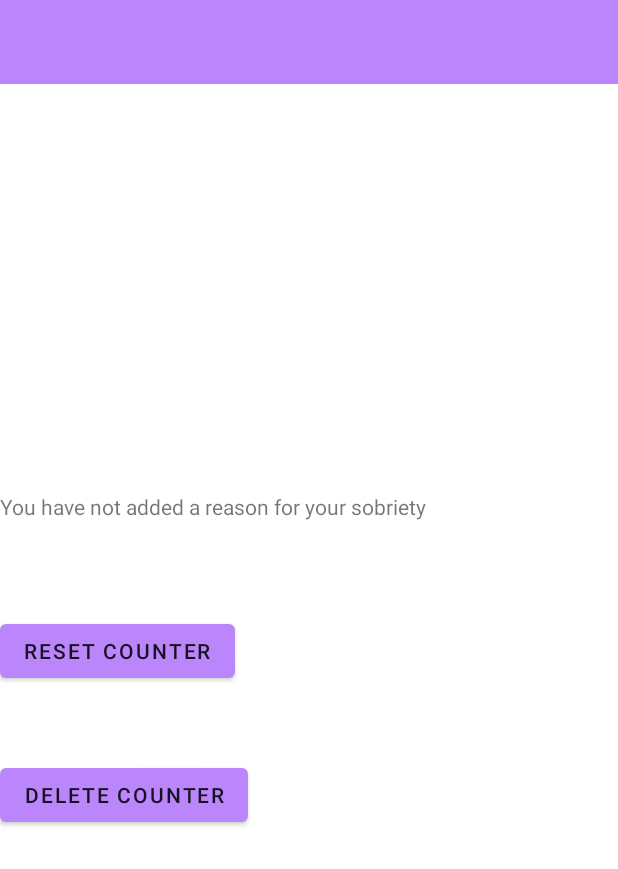
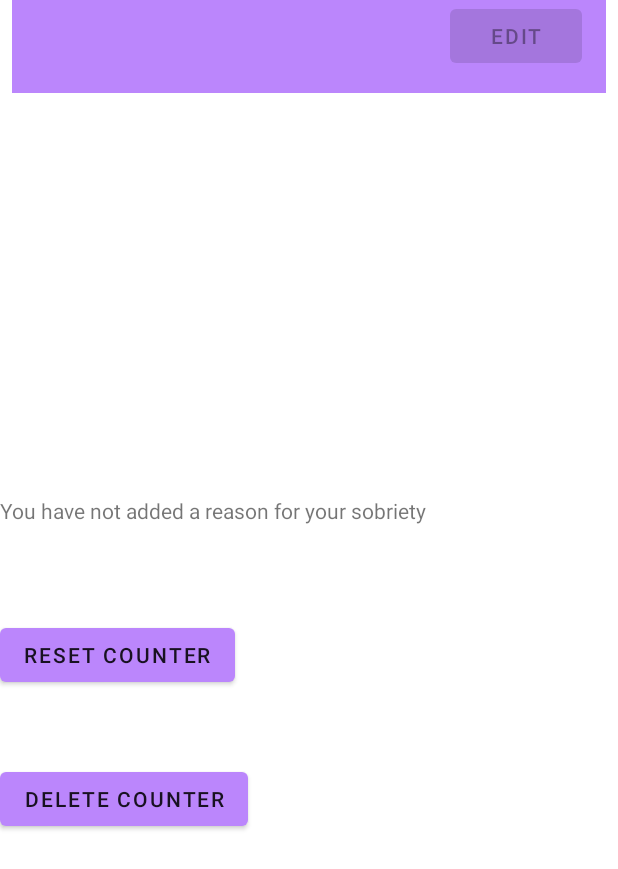
Before and after one commit to orange-elephant/Sobriety, an Android app: the CounterFullViewActivity screen opened directly, with no data from a screen before it, on a phone screen of 412 x 824 dp. Shown: the top 869 px of the screen. Run offline under Robolectric (Android 15) with nearby library versions, the phone set to English and light mode, and no system bars; 4 statements that could not run were skipped.

Commit message:
Add support for adding new reasons to a counter.

```diff
--- a/app/src/main/java/com/orangeelephant/sobriety/activities/AppStartupActivity.java
+++ b/app/src/main/java/com/orangeelephant/sobriety/activities/AppStartupActivity.java
@@ -6,6 +6,7 @@ import android.content.Intent;
 import android.os.Bundle;
 
 import com.orangeelephant.sobriety.database.SqlCipherMigration;
+import com.orangeelephant.sobriety.managecounters.EditCounter;
 
 import net.sqlcipher.database.SQLiteDatabase;
 
--- a/app/src/main/java/com/orangeelephant/sobriety/activities/CounterFullViewActivity.java
+++ b/app/src/main/java/com/orangeelephant/sobriety/activities/CounterFullViewActivity.java
@@ -3,8 +3,10 @@ package com.orangeelephant.sobriety.activities;
 import androidx.appcompat.app.AppCompatActivity;
 import androidx.swiperefreshlayout.widget.SwipeRefreshLayout;
 
+import android.content.Intent;
 import android.os.Bundle;
 import android.view.View;
+import android.widget.Button;
 import android.widget.TextView;
 
 import com.orangeelephant.sobriety.R;
@@ -41,6 +43,9 @@ public class CounterFullViewActivity extends AppCompatActivity {
 
         TextView delete = (TextView) findViewById(R.id.CounterViewActivity_delete_counter);
         delete.setText(R.string.CounterViewActivity_delete_counter);
+
+        Button edit = findViewById(R.id.edit_counter_button);
+        edit.setText(getString(R.string.CounterViewActivity_edit_counter));
     }
 
     public void refreshCurrentCounterView () {
@@ -87,4 +92,11 @@ public class CounterFullViewActivity extends AppCompatActivity {
 
         onBackPressed();
     }
+
+    public void onClickEditCounter (View v) {
+        Intent intent = new Intent(CounterFullViewActivity.this, EditCounterActivity.class);
+        intent.putExtra("openCounter", openCounter);
+
+        startActivity(intent);
+    }
 }
--- a/app/src/main/java/com/orangeelephant/sobriety/activities/HomeScreenActivity.java
+++ b/app/src/main/java/com/orangeelephant/sobriety/activities/HomeScreenActivity.java
@@ -13,11 +13,7 @@ import android.widget.TextView;
 
 import com.orangeelephant.sobriety.R;
 import com.orangeelephant.sobriety.counter.Counter;
-import com.orangeelephant.sobriety.counter.CreateNewCounter;
 import com.orangeelephant.sobriety.counter.LoadCounters;
-import com.orangeelephant.sobriety.database.SqlCipherMigration;
-import com.orangeelephant.sobriety.managecounters.DeleteCounter;
-import com.orangeelephant.sobriety.managecounters.ResetCounter;
 import com.orangeelephant.sobriety.adapters.CounterAdapter;
 
 import net.sqlcipher.database.SQLiteDatabase;
--- a/app/src/main/res/layout/activity_counter_full_view.xml
+++ b/app/src/main/res/layout/activity_counter_full_view.xml
@@ -7,8 +7,8 @@
 
     <androidx.appcompat.widget.Toolbar
         android:id="@+id/counterScreenToolbar"
-        android:layout_width="match_parent"
-        android:layout_height="wrap_content"
+        android:layout_width="396dp"
+        android:layout_height="62dp"
         android:background="?attr/colorPrimary"
         android:minHeight="?attr/actionBarSize"
         android:theme="?attr/actionBarTheme"
@@ -101,5 +101,16 @@
         </ScrollView>
     </androidx.swiperefreshlayout.widget.SwipeRefreshLayout>
 
+    <Button
+        android:id="@+id/edit_counter_button"
+        android:layout_width="wrap_content"
+        android:layout_height="wrap_content"
+        android:layout_marginEnd="16dp"
+        android:onClick="onClickEditCounter"
+        android:enabled="false"
+        android:text="Button"
+        app:layout_constraintEnd_toEndOf="@+id/counterScreenToolbar"
+        tools:layout_editor_absoluteY="8dp" />
+
 
 </androidx.constraintlayout.widget.ConstraintLayout>
--- a/app/src/main/res/values/strings.xml
+++ b/app/src/main/res/values/strings.xml
@@ -20,9 +20,15 @@
     <string name="CounterViewActivity_current_sobriety_message">Your current sobriety duration is %1$s</string>
     <string name="CounterViewActivity_no_sobriety_reason_provided">You have not added a reason for your sobriety</string>
     <string name="CounterViewActivity_sobriety_reason">The reason for your sobriety is %1$s</string>
+    <string name="CounterViewActivity_edit_counter">Edit</string>
     <string name="CounterViewActivity_reset_counter">Reset counter</string>
     <string name="CounterViewActivity_delete_counter">Delete counter</string>
 
+    <!--Strings for the edit counter view-->
+    <string name="EditCounterActivity_add_sobriety_reason_hint">Add a sobriety reason...</string>
+    <string name="EditCounterActivity_save_changes_button">Save</string>
+
     <!--Toast messages -->
     <string name="Toast_counter_deleted">%1$s was deleted.</string>
+    <string name="Toast_counter_edited_successfully">The counter was updated successfully.</string>
 </resources>
```
Also changed, not shown: app/src/main/AndroidManifest.xml (+6 -3 lines), app/src/main/java/com/orangeelephant/sobriety/activities/EditCounterActivity.java (added, +52 -0 lines), app/src/main/java/com/orangeelephant/sobriety/managecounters/EditCounter.java (added, +35 -0 lines), app/src/main/res/layout/activity_edit_counter.xml (added, +36 -0 lines).
